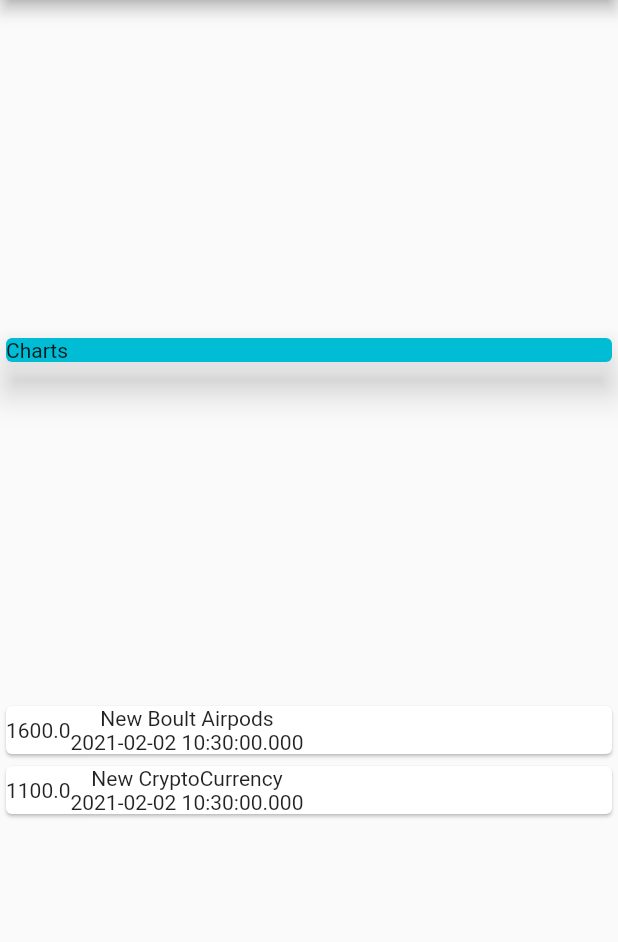
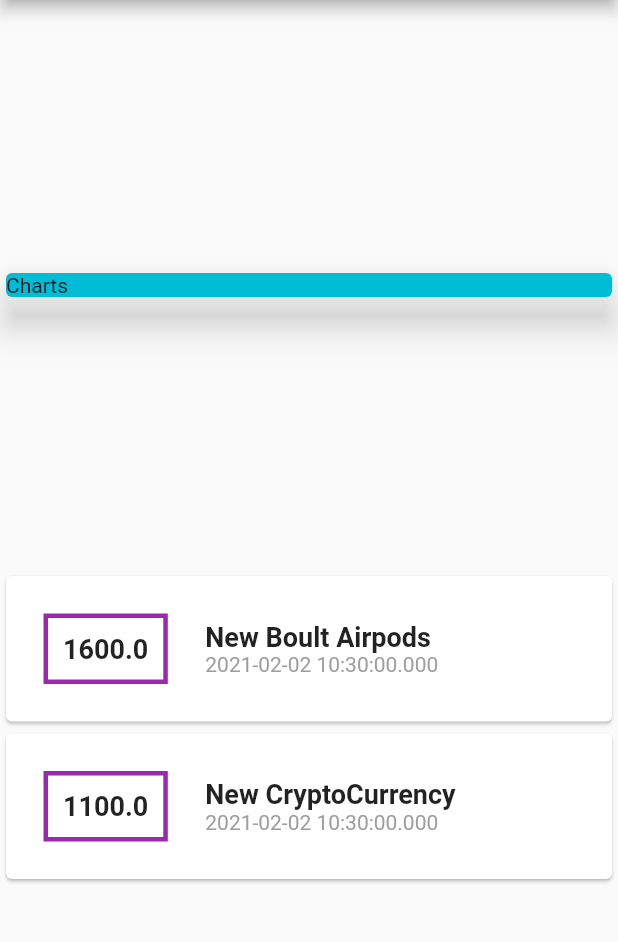
Before and after one commit to mayank8200/Expense-Tracker-Flutter, a Flutter app: the screen it shows after launch, on a phone screen of 412 x 824 dp, the part 84-1026 px from its top. Run offline on Flutter 3.47's test engine with Material 2 defaults, Android fonts, the phone set to English and light mode, and no system bars.

Commit message:
added styling to card of txs

```diff
--- a/lib/main.dart
+++ b/lib/main.dart
@@ -45,16 +45,27 @@ class MyHomePage extends StatelessWidget {
                     child: Row(
                       children: [
                         Container(
+                          margin: EdgeInsets.all(25),
+                          padding: EdgeInsets.all(10),
+                          decoration: BoxDecoration(
+                            border: Border.all(
+                              color: Colors.purple,
+                              width: 3,
+                            ),
+                          ),
                           child: Text(
                             tx.amount.toString(),
+                            style: TextStyle(
+                                fontWeight: FontWeight.bold, fontSize: 18),
                           ),
                         ),
-                        Column(
-                          children: [
-                            Text(tx.title),
-                            Text(tx.date.toString())
-                          ],
-                        )
+                       Column(
+                            crossAxisAlignment: CrossAxisAlignment.start,
+                            children: [
+                              Text(tx.title,style: TextStyle(fontWeight: FontWeight.bold,fontSize: 18),),
+                              Text(tx.date.toString(),style: TextStyle(color:Colors.grey),),
+                            ],
+                          ),
                       ],
                     ),
                   );
```
